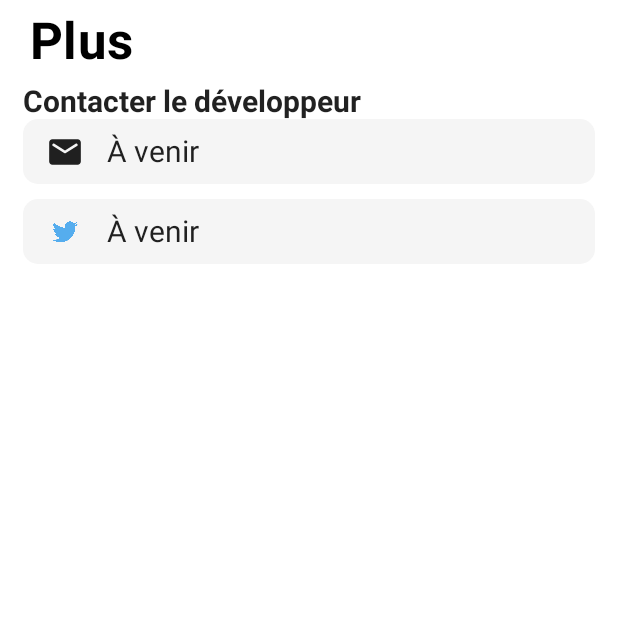
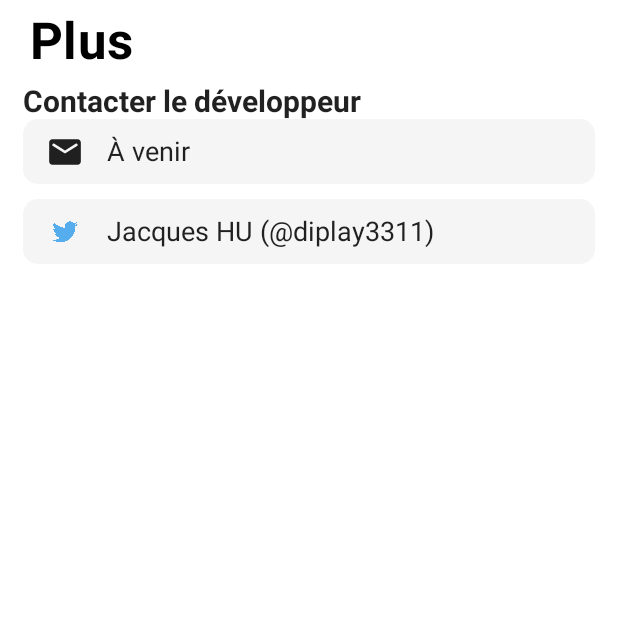
Before and after one commit to Diplay33/OuEstMonBusAndroid, an Android app built with Jetpack Compose: the composable MoreViewMain shown on its own in the app's theme, on a phone screen of 412 x 824 dp, the top half of it. Run offline under Robolectric (Android 15) with nearby library versions, the phone set to English and light mode, and no system bars.

Commit message:
- created first section of MoreView

```diff
--- a/app/src/main/java/view/more_view/MoreViewContactMailRow.kt
+++ b/app/src/main/java/view/more_view/MoreViewContactMailRow.kt
@@ -36,7 +36,7 @@ fun MoreViewContactMailRow() {
                 .width(15.dp)
             )
 
-            Text("À venir", fontSize = 20.sp, modifier = Modifier
+            Text("À venir", fontSize = 18.sp, modifier = Modifier
                 .align(Alignment.CenterVertically)
             )
 
--- a/app/src/main/java/view/more_view/MoreViewContactTwitterRow.kt
+++ b/app/src/main/java/view/more_view/MoreViewContactTwitterRow.kt
@@ -2,8 +2,10 @@ package view.more_view
 
 import androidx.compose.foundation.Image
 import androidx.compose.foundation.background
+import androidx.compose.foundation.clickable
 import androidx.compose.foundation.layout.*
 import androidx.compose.foundation.shape.RoundedCornerShape
+import androidx.compose.foundation.text.ClickableText
 import androidx.compose.material.Icon
 import androidx.compose.material.Text
 import androidx.compose.material.icons.Icons
@@ -12,13 +14,19 @@ import androidx.compose.runtime.Composable
 import androidx.compose.ui.Alignment
 import androidx.compose.ui.Modifier
 import androidx.compose.ui.graphics.Color
+import androidx.compose.ui.platform.LocalUriHandler
 import androidx.compose.ui.res.painterResource
+import androidx.compose.ui.text.AnnotatedString
+import androidx.compose.ui.text.SpanStyle
+import androidx.compose.ui.text.buildAnnotatedString
 import androidx.compose.ui.unit.dp
 import androidx.compose.ui.unit.sp
 import com.example.ouestmonbus.R
 
 @Composable
 fun MoreViewContactTwitterRow() {
+    val uriHandler = LocalUriHandler.current
+
     Row(modifier = Modifier
         .padding(horizontal = 15.dp)
         .fillMaxWidth()
@@ -39,8 +47,11 @@ fun MoreViewContactTwitterRow() {
                 .width(15.dp)
             )
 
-            Text("À venir", fontSize = 20.sp, modifier = Modifier
+            Text("Jacques HU (@diplay3311)", fontSize = 18.sp, modifier = Modifier
                 .align(Alignment.CenterVertically)
+                .clickable {
+                    uriHandler.openUri("https://twitter.com/diplay3311")
+                }
             )
 
             Spacer(modifier = Modifier
```
